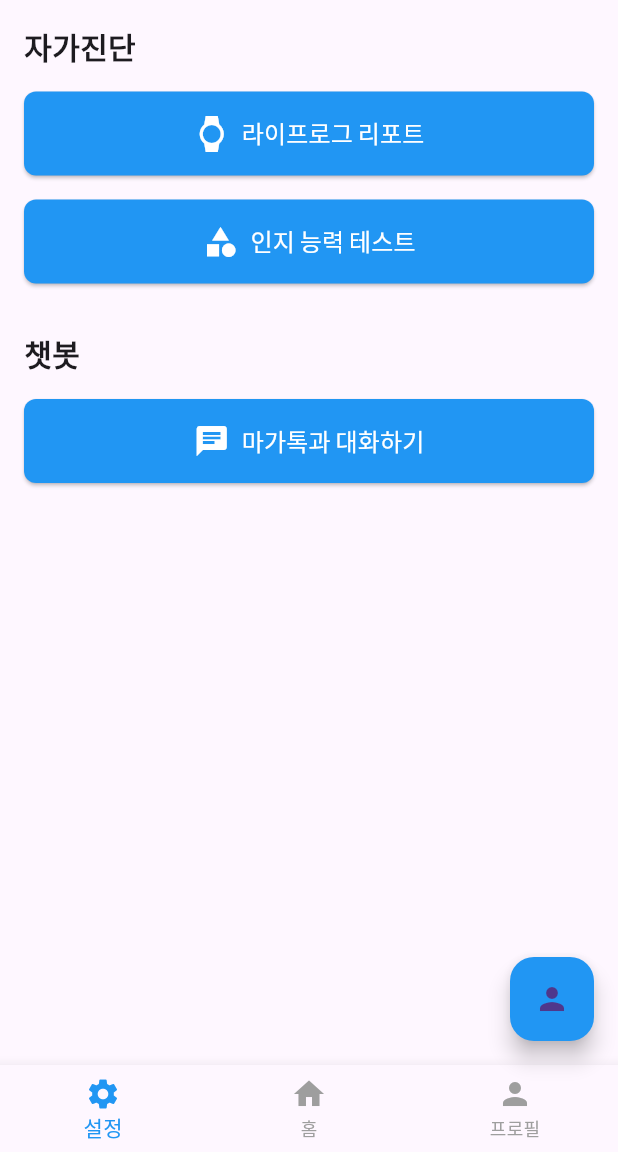
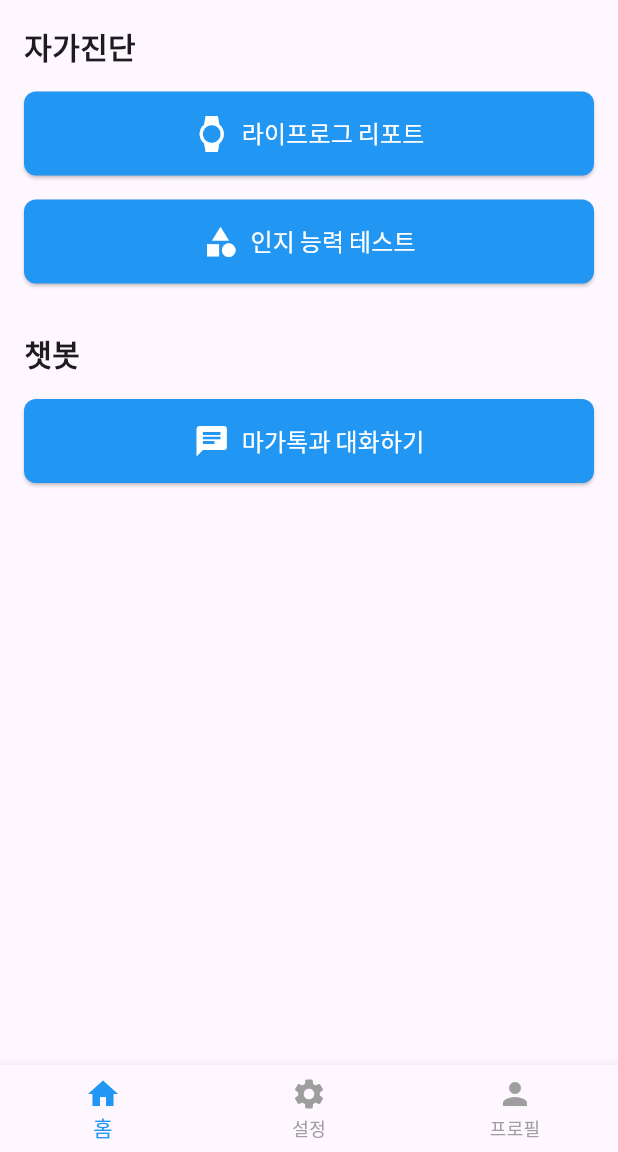
Before and after one commit to HongCI1234/Front-end, a Flutter app: the screen it shows after launch, on a phone screen of 412 x 824 dp, the part 84-1236 px from its top. Run offline on Flutter 3.47's test engine with Material 3 defaults, Android fonts, the phone set to English and light mode, and no system bars; our stand-ins replace fl_chart, google_fonts.

Commit message:
Update main.dart

```diff
--- a/lib/main.dart
+++ b/lib/main.dart
@@ -55,7 +55,19 @@ class MindGuardApp extends StatelessWidget {
   }
 }
 
-class HomeScreen extends StatelessWidget {
+class HomeScreen extends StatefulWidget {
+  @override
+  _HomeScreenState createState() => _HomeScreenState();
+}
+
+class _HomeScreenState extends State<HomeScreen> {
+  int _currentIndex = 0; // BottomNavigationBar의 현재 인덱스
+  final List<Widget> _pages = [
+    HomePage(), // 홈 화면
+    ReportScreen(), // 리포트 화면
+    PersonalInfoPage(), // 프로필 화면
+  ];
+
   @override
   Widget build(BuildContext context) {
     return Scaffold(
@@ -78,15 +90,37 @@ class HomeScreen extends StatelessWidget {
         ),
         centerTitle: false,
       ),
-      body: Padding(
+      body: _pages[_currentIndex], // 현재 선택된 페이지 표시
+      bottomNavigationBar: BottomNavigationBar(
+        currentIndex: _currentIndex, // 현재 선택된 인덱스
+        onTap: (int index) {
+          setState(() {
+            _currentIndex = index; // 선택된 인덱스로 변경
+          });
+        },
+        items: const [
+          BottomNavigationBarItem(icon: Icon(Icons.home), label: '홈'),
+          BottomNavigationBarItem(icon: Icon(Icons.settings), label: '설정'),
+          BottomNavigationBarItem(icon: Icon(Icons.person), label: '프로필'),
+        ],
+        selectedItemColor: Colors.blue,
+        unselectedItemColor: Colors.grey,
+      ),
+    );
+  }
+}
+
+class HomePage extends StatelessWidget {
+  @override
+  Widget build(BuildContext context) {
+    return Padding(
       padding: const EdgeInsets.all(16.0),
       child: Column(
         crossAxisAlignment: CrossAxisAlignment.start,
         children: [
           Text(
             '자가진단',
-              style:
-                  GoogleFonts.lato(fontSize: 20, fontWeight: FontWeight.bold),
+            style: GoogleFonts.lato(fontSize: 20, fontWeight: FontWeight.bold),
           ),
           const SizedBox(height: 16),
           _buildButton(
@@ -115,8 +149,7 @@ class HomeScreen extends StatelessWidget {
           const SizedBox(height: 32),
           Text(
             '챗봇',
-              style:
-                  GoogleFonts.lato(fontSize: 20, fontWeight: FontWeight.bold),
+            style: GoogleFonts.lato(fontSize: 20, fontWeight: FontWeight.bold),
           ),
           const SizedBox(height: 16),
           _buildButton(
@@ -131,28 +164,6 @@ class HomeScreen extends StatelessWidget {
             },
           ),
         ],
-        ),
-      ),
-      floatingActionButton: FloatingActionButton(
-        onPressed: () {
-          // 클릭 시 PersonalInfoPage로 이동
-          Navigator.push(
-            context,
-            MaterialPageRoute(builder: (context) => PersonalInfoPage()),
-          );
-        },
-        child: const Icon(Icons.person),
-        backgroundColor: Colors.blue,
-      ),
-      floatingActionButtonLocation: FloatingActionButtonLocation.endFloat, // 우측 하단에 위치하도록 설정
-      bottomNavigationBar: BottomNavigationBar(
-        items: const [
-          BottomNavigationBarItem(icon: Icon(Icons.settings), label: '설정'),
-          BottomNavigationBarItem(icon: Icon(Icons.home), label: '홈'),
-          BottomNavigationBarItem(icon: Icon(Icons.person), label: '프로필'),
-        ],
-        selectedItemColor: Colors.blue,
-        unselectedItemColor: Colors.grey,
       ),
     );
   }
```
Lines whose indentation alone changed are shown as unchanged.
